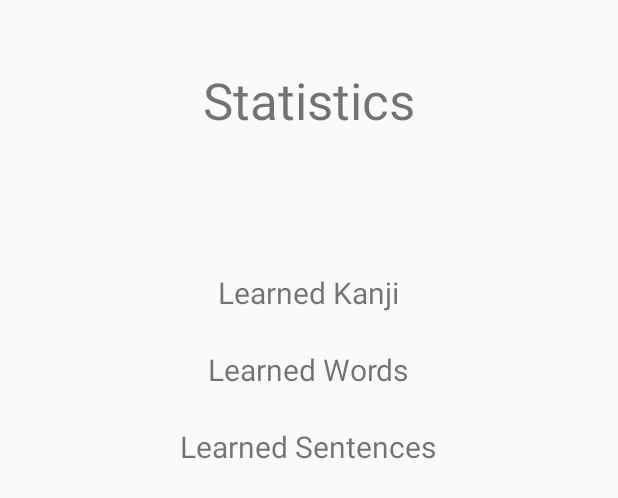
After one commit to gearwheel01/KanjiGear, an Android app: the layout activity_statistics.xml on its own in the app's theme, with its tools: preview values and no code run, on a phone screen of 412 x 824 dp. The commit adds this screen. Shown: the top 498 px of the screen. Run offline under Robolectric (Android 15) with nearby library versions, the phone set to English and light mode, and no system bars; network calls fail.

Commit message:
statistics page

```diff
--- /dev/null
+++ b/KanjiGear/app/src/main/res/layout/activity_statistics.xml
@@ -0,0 +1,55 @@
+<?xml version="1.0" encoding="utf-8"?>
+<androidx.constraintlayout.widget.ConstraintLayout xmlns:android="http://schemas.android.com/apk/res/android"
+    xmlns:app="http://schemas.android.com/apk/res-auto"
+    xmlns:tools="http://schemas.android.com/tools"
+    android:layout_width="match_parent"
+    android:layout_height="match_parent"
+    tools:context=".views.Statistics">
+
+    <TextView
+        android:id="@+id/textView14"
+        android:layout_width="wrap_content"
+        android:layout_height="wrap_content"
+        android:layout_marginTop="44dp"
+        android:text="Statistics"
+        android:textSize="34sp"
+        app:layout_constraintEnd_toEndOf="parent"
+        app:layout_constraintStart_toStartOf="parent"
+        app:layout_constraintTop_toTopOf="parent" />
+
+    <TextView
+        android:id="@+id/statisticsKanji"
+        android:layout_width="wrap_content"
+        android:layout_height="wrap_content"
+        android:layout_marginTop="92dp"
+        android:text="Learned Kanji"
+        android:textSize="20sp"
+        app:layout_constraintEnd_toEndOf="parent"
+        app:layout_constraintHorizontal_bias="0.498"
+        app:layout_constraintStart_toStartOf="parent"
+        app:layout_constraintTop_toBottomOf="@+id/textView14" />
+
+    <TextView
+        android:id="@+id/statisticsWords"
+        android:layout_width="wrap_content"
+        android:layout_height="wrap_content"
+        android:layout_marginTop="24dp"
+        android:text="Learned Words"
+        android:textSize="20sp"
+        app:layout_constraintEnd_toEndOf="parent"
+        app:layout_constraintHorizontal_bias="0.498"
+        app:layout_constraintStart_toStartOf="parent"
+        app:layout_constraintTop_toBottomOf="@+id/statisticsKanji" />
+
+    <TextView
+        android:id="@+id/statisticsSentences"
+        android:layout_width="wrap_content"
+        android:layout_height="wrap_content"
+        android:layout_marginTop="24dp"
+        android:text="Learned Sentences"
+        android:textSize="20sp"
+        app:layout_constraintEnd_toEndOf="parent"
+        app:layout_constraintHorizontal_bias="0.498"
+        app:layout_constraintStart_toStartOf="parent"
+        app:layout_constraintTop_toBottomOf="@+id/statisticsWords" />
+</androidx.constraintlayout.widget.ConstraintLayout>
```
Also changed, not shown: KanjiGear/app/src/main/java/com/example/kanjigear/views/MainActivity.java (+2 -6 lines), KanjiGear/app/src/main/java/com/example/kanjigear/views/Statistics.java (added, +62 -0 lines), KanjiGear/app/src/main/res/layout/activity_main.xml (+12 -55 lines).
